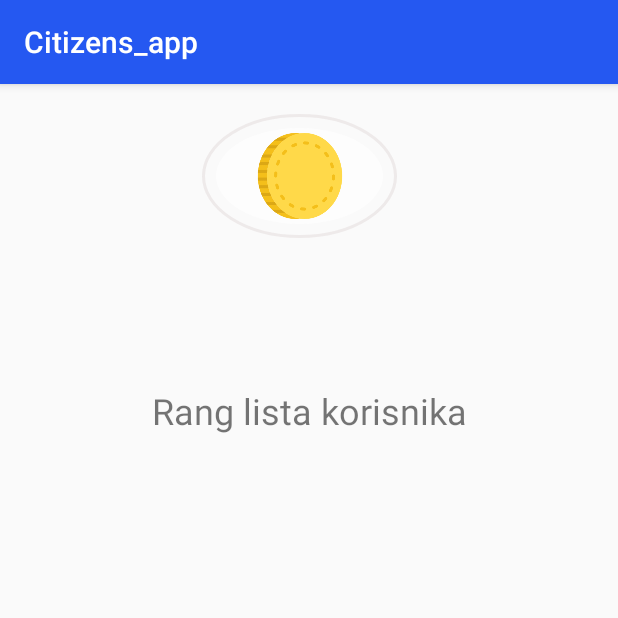
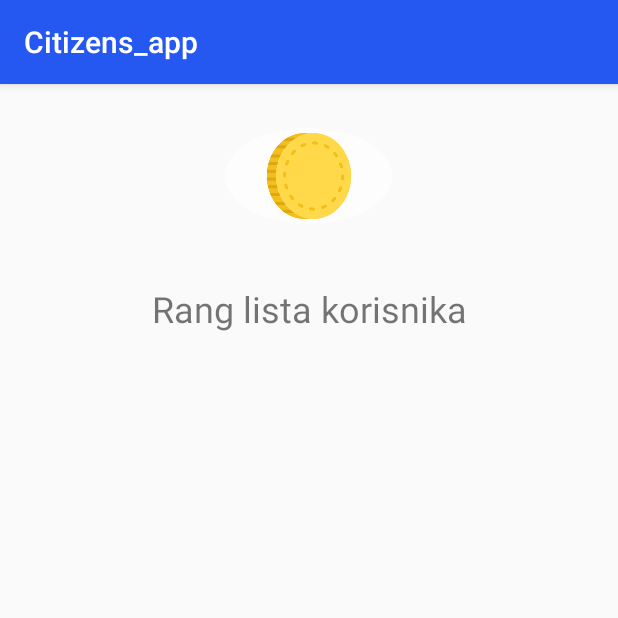
Before and after one commit to sducic/Citizens_app, an Android app: the Coins screen opened directly, with no data from a screen before it, on a phone screen of 412 x 824 dp, the top half of it. Run offline under Robolectric (Android 15) with nearby library versions, the phone set to English and light mode, and no system bars; our stand-ins replace CircleImageView, Firebase (no records; nobody signed in at launch, a user with empty details on screens opened directly), Picasso; pictures from the network do not load; 1 statement that could not run was skipped.

Commit message:
ispravka coins

```diff
--- a/Citizens_app/app/src/main/res/layout/activity_coins.xml
+++ b/Citizens_app/app/src/main/res/layout/activity_coins.xml
@@ -8,8 +8,8 @@
 
     <RelativeLayout
         android:id="@+id/rellay1"
-        android:layout_width="399dp"
-        android:layout_height="201dp"
+        android:layout_width="match_parent"
+        android:layout_height="133dp"
         android:paddingBottom="20dp">
 
         <RelativeLayout
@@ -18,7 +18,7 @@
             android:layout_height="wrap_content"
             android:layout_centerHorizontal="true"
             android:layout_marginTop="20dp"
-            android:background="@drawable/circle_border">
+            >
 
             <ImageView
                 android:id="@+id/profile_image"
@@ -68,12 +68,8 @@
 
         <androidx.recyclerview.widget.RecyclerView
             android:id="@+id/recyclerViewUsersList2"
-            android:layout_width="379dp"
-            android:layout_height="388dp"
-            android:layout_alignParentEnd="true"
-            android:layout_alignParentRight="true"
-            android:layout_marginEnd="19dp"
-            android:layout_marginRight="19dp"
+            android:layout_width="match_parent"
+            android:layout_height="match_parent"
             android:scrollbars="vertical" />
     </RelativeLayout>
 
```
